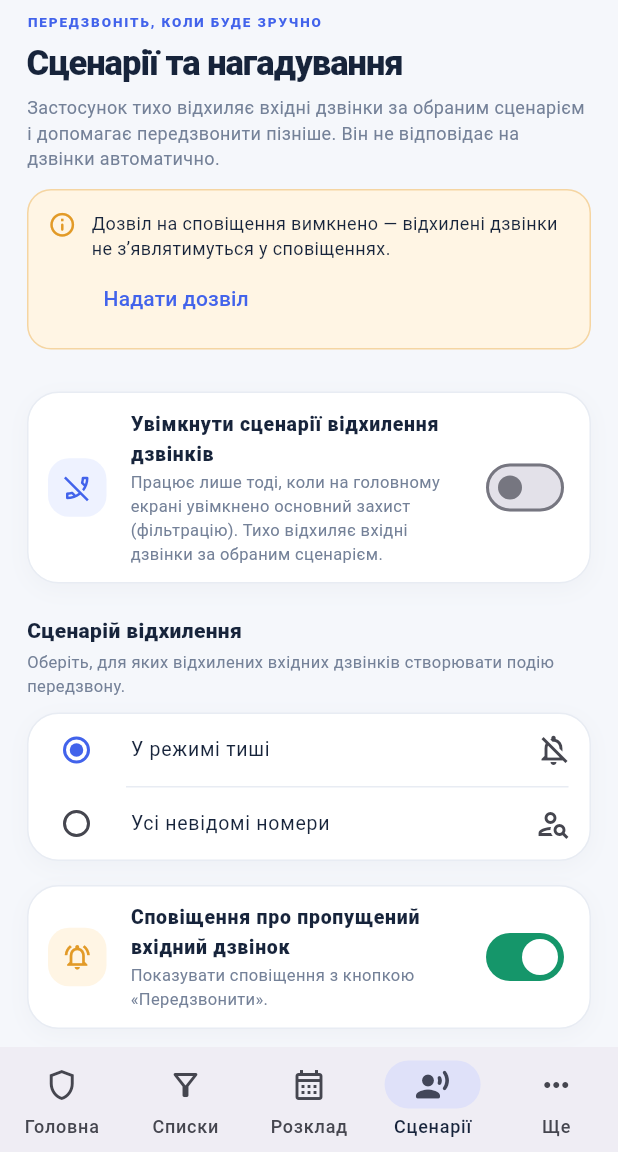
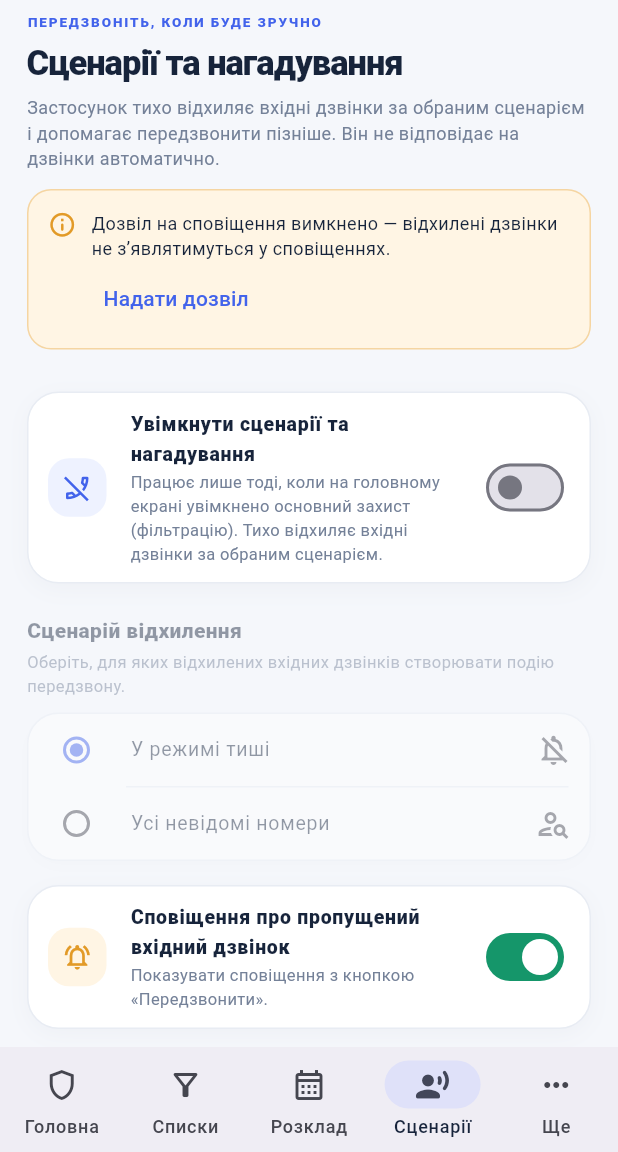
Before and after one commit to CyberDesignTech/call-guard, a Flutter app: the screen it shows after launch, swiped to page 4, on a phone screen of 412 x 824 dp, the part 84-1236 px from its top. Run offline on Flutter 3.47's test engine with Material 3 defaults, Android fonts, the phone set to English and light mode, and no system bars; our stand-ins replace sqflite; accounts and stored records are empty.

Commit message:
feat(ux): v1.8.1 cascading state controls, warning banners and local privacy copy

```diff
--- a/lib/app/app_shell.dart
+++ b/lib/app/app_shell.dart
@@ -267,12 +267,14 @@ class CallGuardShellState extends State<CallGuardShell> {
             onStub: _showStub,
             strings: widget.strings,
             isActive: _section == AppSection.lists,
+            protectionEnabled: widget.protectionEnabled,
             onEdgeSwipe: (direction) => _selectSection(
               AppSection.values[AppSection.lists.index + direction],
             ),
           ),
           SchedulePage(
             strings: widget.strings,
+            protectionEnabled: widget.protectionEnabled,
             automaticSilence: widget.automaticSilence,
             onAutomaticSilenceChanged: widget.onAutomaticSilenceChanged,
             allowOnlyWhitelist: widget.allowOnlyWhitelist,
--- a/lib/l10n/strings_de.dart
+++ b/lib/l10n/strings_de.dart
@@ -66,9 +66,9 @@ const Map<String, String> stringsDe = {
   'closeLabel': 'Fenster schließen',
   'homeEyebrow': 'IHR RUHEGEFÜHL IST GESCHÜTZT',
   'quickHiddenTitle': 'Verborgene Nummern',
-  'quickHiddenSubtitle': 'Unbekannte / private Nummern',
+  'quickHiddenSubtitle': 'Unbekannte / unterdrückte Nummern abweisen',
   'quickNonContactsTitle': 'Nicht in Kontakten',
-  'quickNonContactsSubtitle': 'Nummern außerhalb des Adressbuchs',
+  'quickNonContactsSubtitle': 'Nummern außerhalb des Adressbuchs abweisen',
   'quickInternationalTitle': 'Internationale eingehende Anrufe',
   'quickInternationalSubtitle':
       'Ausgenommen eingehende Anrufe aus erlaubten Ländern',
@@ -216,7 +216,7 @@ const Map<String, String> stringsDe = {
   'clearJournalTitle': 'Sperrprotokoll leeren?',
   'clearJournalMessage': 'Alle Protokolleinträge werden dauerhaft gelöscht.',
   'clearJournalConfirm': 'Protokoll leeren',
-  'answeringEnabledLabel': 'Szenarien zum Ablehnen von Anrufen aktivieren',
+  'answeringEnabledLabel': 'Szenarien & Erinnerungen aktivieren',
   'answeringEnabledDescription': 'Funktioniert nur, wenn der Hauptschutz (Filterung) auf dem Startbildschirm aktiviert ist. Eingehende Anrufe im gewählten Szenario werden lautlos abgelehnt.',
   'answeringScenarioTitle': 'Ablehnungsszenario',
   'answeringScenarioHint': 'Wählen Sie, für welche abgelehnten eingehenden Anrufe eine Rückruferinnerung erstellt wird.',
@@ -290,6 +290,9 @@ const Map<String, String> stringsDe = {
   'delete': 'Löschen',
   'reminderDoneStatus': 'Erledigt',
   'answeringProtectionDisabledWarning': 'Der Hauptschutz auf dem Startbildschirm ist ausgeschaltet, daher fängt der Assistent derzeit keine Anrufe ab.',
-  'freeForeverMessage': 'Call Gate ist völlig kostenlos, ohne Werbung oder versteckte Gebühren, und wird es immer bleiben.',
+  'scheduleProtectionDisabledWarning': 'Der Hauptschutz auf der Startseite ist deaktiviert – der Ruhezeitplan wird derzeit nicht angewendet.',
+  'scheduleProtectionDisabledShort': 'Ohne Hauptschutz nicht aktiv',
+  'listsProtectionDisabledWarning': 'Der Hauptschutz auf der Startseite ist deaktiviert – Listen und Filter werden derzeit nicht auf eingehende Anrufe angewendet.',
+  'freeForeverMessage': 'CallGate arbeitet vollständig lokal auf Ihrem Gerät, ohne Internetzugang und ohne Erhebung personenbezogener Daten. Die App ist völlig kostenlos, ohne Werbung oder versteckte Gebühren – und wird es immer bleiben.',
   'freeForeverSupportLink': 'Projekt unterstützen',
 };
--- a/lib/l10n/strings_en.dart
+++ b/lib/l10n/strings_en.dart
@@ -64,9 +64,9 @@ const Map<String, String> stringsEn = {
   'closeLabel': 'Close window',
   'homeEyebrow': 'YOUR PEACE OF MIND, UNDER CONTROL',
   'quickHiddenTitle': 'Hidden numbers',
-  'quickHiddenSubtitle': 'Unknown / private numbers',
+  'quickHiddenSubtitle': 'Reject unknown / private numbers',
   'quickNonContactsTitle': 'Not in contacts',
-  'quickNonContactsSubtitle': 'Numbers outside your address book',
+  'quickNonContactsSubtitle': 'Reject numbers outside your address book',
   'quickInternationalTitle': 'International incoming calls',
   'quickInternationalSubtitle': 'Except incoming calls from allowed countries',
   'testCallButton': 'Test call (check a rule)',
@@ -214,7 +214,7 @@ const Map<String, String> stringsEn = {
   'clearJournalTitle': 'Clear blocked-call log?',
   'clearJournalMessage': 'All call log entries will be permanently deleted.',
   'clearJournalConfirm': 'Clear log',
-  'answeringEnabledLabel': 'Enable call rejection scenarios',
+  'answeringEnabledLabel': 'Enable Scenarios & Reminders',
   'answeringEnabledDescription': 'Works only when main protection (filtering) is enabled on the Home screen. Silently rejects incoming calls in the selected scenario.',
   'answeringScenarioTitle': 'Rejection scenario',
   'answeringScenarioHint':
@@ -287,6 +287,9 @@ const Map<String, String> stringsEn = {
   'delete': 'Delete',
   'reminderDoneStatus': 'Done',
   'answeringProtectionDisabledWarning': 'Main protection on Home is turned off, so the assistant will not intercept calls right now.',
-  'freeForeverMessage': 'Call Gate is completely free, with no ads or hidden fees, and will always remain so.',
+  'scheduleProtectionDisabledWarning': 'Main protection on Home is off — the silence schedule is not currently applied.',
+  'scheduleProtectionDisabledShort': 'Not applied without main protection',
+  'listsProtectionDisabledWarning': 'Main protection on Home is off — lists and filters are currently not applied to incoming calls.',
+  'freeForeverMessage': 'CallGate runs completely locally on your device, with no internet access and no collection of personal data. The app is completely free, with no ads or hidden fees — and will always remain so.',
   'freeForeverSupportLink': 'Support the project',
 };
--- a/lib/l10n/strings_es.dart
+++ b/lib/l10n/strings_es.dart
@@ -65,9 +65,9 @@ const Map<String, String> stringsEs = {
   'closeLabel': 'Cerrar ventana',
   'homeEyebrow': 'TU TRANQUILIDAD, PROTEGIDA',
   'quickHiddenTitle': 'Números ocultos',
-  'quickHiddenSubtitle': 'Números desconocidos o privados',
+  'quickHiddenSubtitle': 'Rechazar números desconocidos / privados',
   'quickNonContactsTitle': 'Fuera de contactos',
-  'quickNonContactsSubtitle': 'Números fuera de tu agenda',
+  'quickNonContactsSubtitle': 'Rechazar números fuera de la agenda',
   'quickInternationalTitle': 'Llamadas entrantes internacionales',
   'quickInternationalSubtitle':
       'Excepto llamadas entrantes de países permitidos',
@@ -215,7 +215,7 @@ const Map<String, String> stringsEs = {
   'clearJournalTitle': '¿Vaciar el registro de bloqueos?',
   'clearJournalMessage': 'Se eliminarán definitivamente todas las entradas.',
   'clearJournalConfirm': 'Vaciar registro',
-  'answeringEnabledLabel': 'Activar escenarios de rechazo de llamadas',
+  'answeringEnabledLabel': 'Activar escenarios y recordatorios',
   'answeringEnabledDescription': 'Solo funciona cuando la protección principal (filtrado) está activada en la pantalla de inicio. Rechaza en silencio las llamadas entrantes del escenario elegido.',
   'answeringScenarioTitle': 'Escenario de rechazo',
   'answeringScenarioHint':
@@ -288,6 +288,9 @@ const Map<String, String> stringsEs = {
   'delete': 'Eliminar',
   'reminderDoneStatus': 'Completado',
   'answeringProtectionDisabledWarning': 'La protección principal de la pantalla de inicio está desactivada, por lo que el asistente no interceptará llamadas ahora.',
-  'freeForeverMessage': 'Call Gate es completamente gratuito, sin anuncios ni pagos ocultos, y siempre seguirá siéndolo.',
+  'scheduleProtectionDisabledWarning': 'La protección principal en Inicio está desactivada: el horario de silencio no se aplica actualmente.',
+  'scheduleProtectionDisabledShort': 'No se aplica sin protección principal',
+  'listsProtectionDisabledWarning': 'La protección principal en Inicio está desactivada: las listas y filtros no se aplican actualmente a las llamadas entrantes.',
+  'freeForeverMessage': 'CallGate funciona completamente de forma local en tu dispositivo, sin acceso a internet ni recopilación de datos personales. La aplicación es totalmente gratuita, sin anuncios ni pagos ocultos, y siempre seguirá siéndolo.',
   'freeForeverSupportLink': 'Apoyar el proyecto',
 };
--- a/lib/l10n/strings_fr.dart
+++ b/lib/l10n/strings_fr.dart
@@ -66,9 +66,9 @@ const Map<String, String> stringsFr = {
   'closeLabel': 'Fermer la fenêtre',
   'homeEyebrow': 'VOTRE TRANQUILLITÉ EST PROTÉGÉE',
   'quickHiddenTitle': 'Numéros masqués',
-  'quickHiddenSubtitle': 'Numéros inconnus / privés',
+  'quickHiddenSubtitle': 'Rejeter les numéros inconnus / privés',
   'quickNonContactsTitle': 'Hors des contacts',
-  'quickNonContactsSubtitle': 'Numéros absents du répertoire',
+  'quickNonContactsSubtitle': "Rejeter les numéros hors du carnet d'adresses",
   'quickInternationalTitle': 'Appels entrants internationaux',
   'quickInternationalSubtitle':
       'Sauf les appels entrants provenant des pays autorisés',
@@ -218,7 +218,7 @@ const Map<String, String> stringsFr = {
   'clearJournalTitle': 'Effacer le journal des blocages ?',
   'clearJournalMessage': 'Toutes les entrées seront définitivement supprimées.',
   'clearJournalConfirm': 'Effacer le journal',
-  'answeringEnabledLabel': 'Activer les scénarios de rejet d’appels',
+  'answeringEnabledLabel': 'Activer les scénarios et rappels',
   'answeringEnabledDescription': 'Fonctionne uniquement lorsque la protection principale (filtrage) est activée sur l’écran d’accueil. Rejette silencieusement les appels entrants du scénario choisi.',
   'answeringScenarioTitle': 'Scénario de rejet',
   'answeringScenarioHint':
@@ -290,6 +290,9 @@ const Map<String, String> stringsFr = {
   'delete': 'Supprimer',
   'reminderDoneStatus': 'Terminé',
   'answeringProtectionDisabledWarning': 'La protection principale de l’écran d’accueil est désactivée, l’assistant n’interceptera donc pas les appels pour le moment.',
-  'freeForeverMessage': 'Call Gate est entièrement gratuit, sans publicité ni frais cachés, et le restera toujours.',
+  'scheduleProtectionDisabledWarning': 'La protection principale sur l’écran d’accueil est désactivée — le planning silencieux n’est pas appliqué actuellement.',
+  'scheduleProtectionDisabledShort': 'Inactif sans protection principale',
+  'listsProtectionDisabledWarning': "La protection principale sur l'écran d'accueil est désactivée — les listes et filtres ne s'appliquent pas actuellement aux appels entrants.",
+  'freeForeverMessage': "CallGate fonctionne entièrement en local sur votre appareil, sans accès à Internet ni collecte de données personnelles. L'application est entièrement gratuite, sans publicité ni frais cachés — et le restera toujours.",
   'freeForeverSupportLink': 'Soutenir le projet',
 };
--- a/lib/l10n/strings_pl.dart
+++ b/lib/l10n/strings_pl.dart
@@ -65,9 +65,9 @@ const Map<String, String> stringsPl = {
   'closeLabel': 'Zamknij okno',
   'homeEyebrow': 'TWÓJ SPOKÓJ JEST POD OCHRONĄ',
   'quickHiddenTitle': 'Numery ukryte',
-  'quickHiddenSubtitle': 'Nieznane / prywatne numery',
+  'quickHiddenSubtitle': 'Odrzucaj nieznane / prywatne numery',
   'quickNonContactsTitle': 'Spoza kontaktów',
-  'quickNonContactsSubtitle': 'Numery spoza książki adresowej',
+  'quickNonContactsSubtitle': 'Odrzucaj numery spoza książki adresowej',
   'quickInternationalTitle': 'Międzynarodowe połączenia przychodzące',
   'quickInternationalSubtitle':
       'Z wyjątkiem połączeń przychodzących z dozwolonych krajów',
@@ -216,7 +216,7 @@ const Map<String, String> stringsPl = {
   'clearJournalTitle': 'Wyczyścić rejestr blokad?',
   'clearJournalMessage': 'Wszystkie wpisy rejestru zostaną trwale usunięte.',
   'clearJournalConfirm': 'Wyczyść rejestr',
-  'answeringEnabledLabel': 'Włącz scenariusze odrzucania połączeń',
+  'answeringEnabledLabel': 'Włącz scenariusze i przypomnienia',
   'answeringEnabledDescription': 'Działa tylko wtedy, gdy na ekranie głównym włączona jest główna ochrona (filtrowanie). Cicho odrzuca połączenia przychodzące w wybranym scenariuszu.',
   'answeringScenarioTitle': 'Scenariusz odrzucania',
   'answeringScenarioHint': 'Wybierz, które odrzucone połączenia przychodzące mają przypominać o oddzwonieniu.',
@@ -290,6 +290,9 @@ const Map<String, String> stringsPl = {
   'delete': 'Usuń',
   'reminderDoneStatus': 'Wykonane',
   'answeringProtectionDisabledWarning': 'Główna ochrona na ekranie głównym jest wyłączona, więc asystent nie będzie teraz przechwytywać połączeń.',
-  'freeForeverMessage': 'Call Gate jest całkowicie darmowy, bez reklam i ukrytych opłat, i taki pozostanie na zawsze.',
+  'scheduleProtectionDisabledWarning': 'Główna ochrona na ekranie głównym jest wyłączona — harmonogram ciszy nie jest obecnie stosowany.',
+  'scheduleProtectionDisabledShort': 'Nie działa bez głównej ochrony',
+  'listsProtectionDisabledWarning': 'Główna ochrona na ekranie głównym jest wyłączona — listy i filtry nie są obecnie stosowane do połączeń przychodzących.',
+  'freeForeverMessage': 'CallGate działa w pełni lokalnie na Twoim urządzeniu, bez dostępu do internetu i gromadzenia danych osobowych. Aplikacja jest całkowicie darmowa, bez reklam i ukrytych opłat — i taka pozostanie na zawsze.',
   'freeForeverSupportLink': 'Wesprzyj projekt',
 };
--- a/lib/l10n/strings_uk.dart
+++ b/lib/l10n/strings_uk.dart
@@ -67,9 +67,9 @@ const Map<String, String> stringsUk = {
   'closeLabel': 'Закрити вікно',
   'homeEyebrow': 'Ваш спокій під контролем',
   'quickHiddenTitle': 'Приховані номери',
-  'quickHiddenSubtitle': 'Невідомі / приватні номери',
+  'quickHiddenSubtitle': 'Відхиляти невідомі / приватні номери',
   'quickNonContactsTitle': 'Не з контактів',
-  'quickNonContactsSubtitle': 'Номери поза адресною книгою',
+  'quickNonContactsSubtitle': 'Відхиляти номери поза адресною книгою',
   'quickInternationalTitle': 'Міжнародні вхідні дзвінки',
   'quickInternationalSubtitle': 'Окрім вхідних дзвінків із дозволених країн',
   'testCallButton': 'Тестовий виклик (перевірка правила)',
@@ -218,7 +218,7 @@ const Map<String, String> stringsUk = {
   'clearJournalMessage':
       'Усі записи журналу буде видалено без можливості відновлення.',
   'clearJournalConfirm': 'Очистити',
-  'answeringEnabledLabel': 'Увімкнути сценарії відхилення дзвінків',
+  'answeringEnabledLabel': 'Увімкнути сценарії та нагадування',
   'answeringEnabledDescription': 'Працює лише тоді, коли на головному екрані увімкнено основний захист (фільтрацію). Тихо відхиляє вхідні дзвінки за обраним сценарієм.',
   'answeringScenarioTitle': 'Сценарій відхилення',
   'answeringScenarioHint': 'Оберіть, для яких відхилених вхідних дзвінків створювати подію передзвону.',
@@ -291,6 +291,9 @@ const Map<String, String> stringsUk = {
   'delete': 'Видалити',
   'reminderDoneStatus': 'Виконано',
   'answeringProtectionDisabledWarning': 'Основний захист на «Головній» вимкнено, тому помічник зараз не перехоплюватиме дзвінки.',
-  'freeForeverMessage': 'Call Gate працює повністю безкоштовно, без реклами та прихованих платежів і завжди залишатиметься таким.',
+  'scheduleProtectionDisabledWarning': 'Основний захист на «Головній» вимкнено — графік режиму тиші зараз не застосовується.',
+  'scheduleProtectionDisabledShort': 'Не застосовується без основного захисту',
+  'listsProtectionDisabledWarning': 'Основний захист на головній вимкнено — списки та фільтри зараз не застосовуються до вхідних дзвінків.',
+  'freeForeverMessage': 'CallGate працює повністю локально на вашому пристрої, без доступу до інтернету та збору особистих даних. Застосунок є повністю безкоштовним, без реклами й прихованих платежів — і завжди залишатиметься таким.',
   'freeForeverSupportLink': 'Підтримати проєкт',
 };
--- a/lib/screens/answering_page.dart
+++ b/lib/screens/answering_page.dart
@@ -6,6 +6,7 @@ import '../platform/call_screening_channel.dart';
 import '../theme/app_palette.dart';
 import '../widgets/common/app_panel.dart';
 import '../widgets/common/page_intro.dart';
+import '../widgets/common/protection_warning.dart';
 import '../widgets/common/rule_switch.dart';
 import '../widgets/common/section_heading.dart';
 import '../widgets/common/thin_divider.dart';
@@ -52,6 +53,10 @@ class _AnsweringModePageState extends State<AnsweringModePage>
   final _screeningChannel = CallScreeningChannel();
   bool _contactsGranted = false;
   bool _notificationsGranted = false;
+  final _protectionWarningKey = GlobalKey<ProtectionWarningState>();
+
+  bool get _scenarioSettingsEnabled =>
+      widget.protectionEnabled && widget.enabled;
 
   @override
   void initState() {
@@ -154,33 +159,6 @@ class _AnsweringModePageState extends State<AnsweringModePage>
     ),
   );
 
-  Widget _statusWarning(String message) => Container(
-    margin: const EdgeInsets.only(bottom: 10),
-    padding: const EdgeInsets.all(13),
-    decoration: BoxDecoration(
-      color: AppPalette.amberPale,
-      borderRadius: BorderRadius.circular(16),
-      border: Border.all(color: AppPalette.amber.withValues(alpha: 0.35)),
-    ),
-    child: Row(
-      crossAxisAlignment: CrossAxisAlignment.start,
-      children: [
-        Icon(
-          Icons.shield_outlined,
-          size: 19,
-          color: AppPalette.accent(AppPalette.amber),
-        ),
-        const SizedBox(width: 10),
-        Expanded(
-          child: Text(
-            message,
-            style: TextStyle(color: AppPalette.ink, fontSize: 12),
-          ),
-        ),
-      ],
-    ),
-  );
-
   @override
   Widget build(BuildContext context) => ListView(
     padding: const EdgeInsets.fromLTRB(18, 8, 18, 28),
@@ -192,8 +170,10 @@ class _AnsweringModePageState extends State<AnsweringModePage>
       ),
       if (!widget.protectionEnabled) ...[
         const SizedBox(height: 12),
-        _statusWarning(
-          widget.strings.call('answeringProtectionDisabledWarning'),
+        ProtectionWarning(
+          key: _protectionWarningKey,
+          containerKey: const ValueKey('scenarios-protection-warning'),
+          message: widget.strings.call('answeringProtectionDisabledWarning'),
         ),
       ],
       if (widget.localNotification && !_notificationsGranted) ...[
@@ -221,10 +201,20 @@ class _AnsweringModePageState extends State<AnsweringModePage>
           title: widget.strings.call('answeringEnabledLabel'),
           subtitle: widget.strings.call('answeringEnabledDescription'),
           value: widget.enabled,
-          onChanged: widget.onEnabledChanged,
+          onChanged: widget.protectionEnabled ? widget.onEnabledChanged : null,
+          onDisabledTap: widget.protectionEnabled
+              ? null
+              : () => _protectionWarningKey.currentState?.highlight(),
         ),
       ),
       const SizedBox(height: 21),
+      Opacity(
+        opacity: _scenarioSettingsEnabled ? 1 : 0.45,
+        child: AbsorbPointer(
+          absorbing: !_scenarioSettingsEnabled,
+          child: Column(
+            crossAxisAlignment: CrossAxisAlignment.stretch,
+            children: [
               SectionHeading(
                 title: widget.strings.call('answeringScenarioTitle'),
                 subtitle: widget.strings.call('answeringScenarioHint'),
@@ -240,18 +230,30 @@ class _AnsweringModePageState extends State<AnsweringModePage>
                     children: [
                       RadioListTile<String>(
                         value: 'quiet_mode',
-                contentPadding: const EdgeInsets.symmetric(horizontal: 12),
-                title: Text(widget.strings.call('answeringQuietScenario')),
+                        contentPadding: const EdgeInsets.symmetric(
+                          horizontal: 12,
+                        ),
+                        title: Text(
+                          widget.strings.call('answeringQuietScenario'),
+                        ),
                         secondary: const Icon(Icons.notifications_off_outlined),
                         dense: true,
                       ),
                       const ThinDivider(),
                       RadioListTile<String>(
                         value: 'unknown_numbers',
-                contentPadding: const EdgeInsets.symmetric(horizontal: 12),
-                title: Text(widget.strings.call('answeringUnknownScenario')),
+                        contentPadding: const EdgeInsets.symmetric(
+                          horizontal: 12,
+                        ),
+                        title: Text(
+                          widget.strings.call('answeringUnknownScenario'),
+                        ),
                         secondary: const Icon(Icons.person_search_outlined),
                         dense: true,
+                      ),
+                    ],
+                  ),
+                ),
               ),
             ],
           ),
--- a/lib/widgets/common/rule_switch.dart
+++ b/lib/widgets/common/rule_switch.dart
@@ -10,6 +10,7 @@ class RuleSwitch extends StatelessWidget {
     required this.subtitle,
     required this.value,
     required this.onChanged,
+    this.onDisabledTap,
     this.iconColor = AppPalette.blue,
     this.iconBackground,
   });
@@ -18,13 +19,14 @@ class RuleSwitch extends StatelessWidget {
   final String title;
   final String subtitle;
   final bool value;
-  final ValueChanged<bool> onChanged;
+  final ValueChanged<bool>? onChanged;
+  final VoidCallback? onDisabledTap;
   final Color iconColor;
   final Color? iconBackground;
 
   @override
   Widget build(BuildContext context) {
-    return SwitchListTile(
+    final tile = SwitchListTile(
       value: value,
       onChanged: onChanged,
       contentPadding: const EdgeInsets.symmetric(horizontal: 13, vertical: 3),
@@ -49,5 +51,13 @@ class RuleSwitch extends StatelessWidget {
       activeTrackColor: AppPalette.green,
       dense: true,
     );
+    if (onChanged != null) return tile;
+    final dimmedTile = Opacity(opacity: 0.45, child: tile);
+    if (onDisabledTap == null) return dimmedTile;
+    return GestureDetector(
+      behavior: HitTestBehavior.opaque,
+      onTap: onDisabledTap,
+      child: dimmedTile,
+    );
   }
 }
--- a/lib/widgets/profile_settings_sheet.dart
+++ b/lib/widgets/profile_settings_sheet.dart
@@ -39,7 +39,7 @@ class ProfileSettingsSheetState extends State<ProfileSettingsSheet> {
           mainAxisSize: MainAxisSize.min,
           children: [
             Text(
-              '${widget.strings.call('versionLabel')}  v1.8.0',
+              '${widget.strings.call('versionLabel')}  v1.8.1',
               style: TextStyle(
                 color: AppPalette.accent(AppPalette.blue),
                 fontWeight: FontWeight.w800,
--- a/pubspec.yaml
+++ b/pubspec.yaml
@@ -16,7 +16,7 @@ publish_to: 'none' # Remove this line if you wish to publish to pub.dev
 # https://developer.apple.com/library/archive/documentation/General/Reference/InfoPlistKeyReference/Articles/CoreFoundationKeys.html
 # In Windows, build-name is used as the major, minor, and patch parts
 # of the product and file versions while build-number is used as the build suffix.
-version: 1.8.0+16
+version: 1.8.1+17
 
 environment:
   sdk: ^3.13.5
```
Also changed, not shown: lib/screens/lists_page.dart (+16 -2 lines), lib/screens/schedule_page.dart (+39 -3 lines), lib/widgets/common/protection_warning.dart (added, +76 -0 lines), 3 other files. Lines whose indentation alone changed are shown as unchanged.
